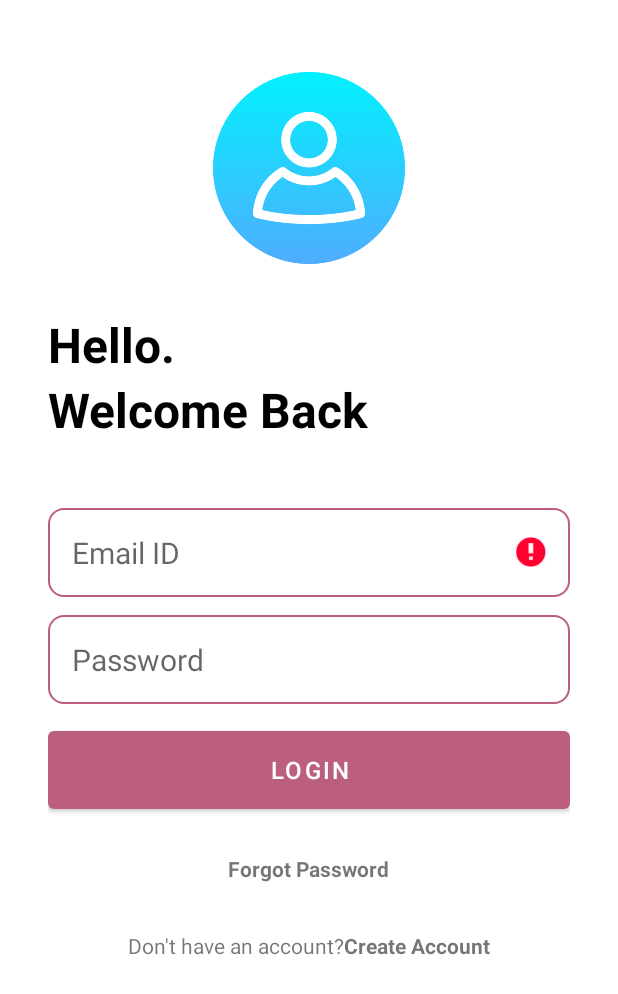
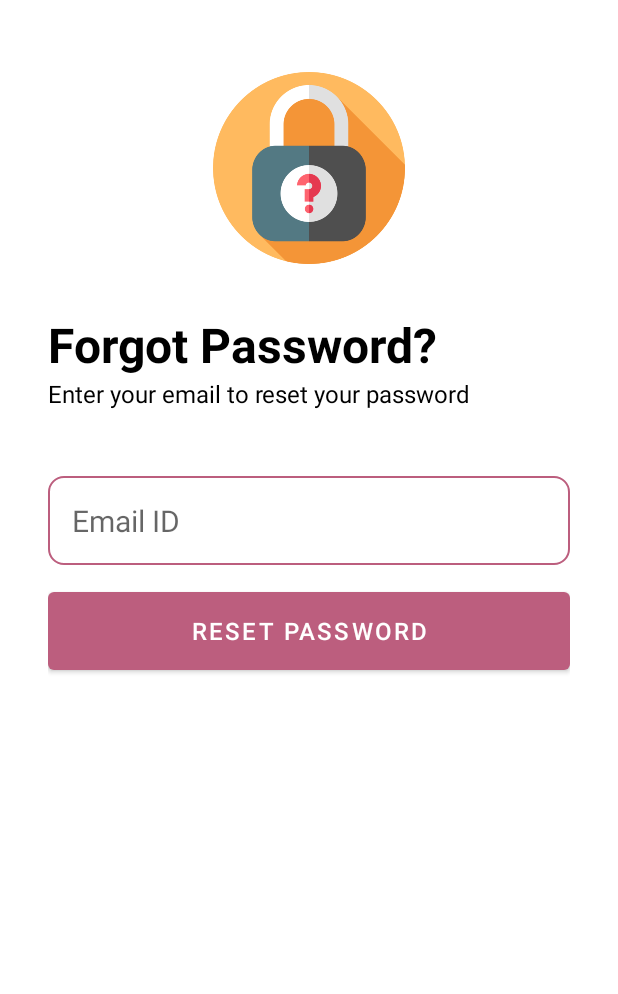
Before and after one commit to lchryu/FoodOrderApp, an Android app: the LoginActivity screen opened directly, with no data from a screen before it, after a tap on "Forgot Password", on a phone screen of 412 x 824 dp. Shown: the top 994 px of the screen. Run offline under Robolectric (Android 15) with nearby library versions, the phone set to English and light mode, and no system bars; our stand-ins replace Firebase (no records; nobody signed in at launch, a user with empty details on screens opened directly); 1 other tap on this screen came first.

Commit message:
create forgotPassword feature

```diff
--- a/app/src/main/AndroidManifest.xml
+++ b/app/src/main/AndroidManifest.xml
@@ -11,6 +11,9 @@
         android:supportsRtl="true"
         android:theme="@style/Theme.FoodOrderApp"
         tools:targetApi="31">
+        <activity
+            android:name=".account.ForgotPasswordActivity"
+            android:exported="false" />
         <activity
             android:name=".history_purchasing.HistoryPurchasingActivity"
             android:exported="false" />
--- a/app/src/main/java/com/example/foodorderapp/LoginActivity.java
+++ b/app/src/main/java/com/example/foodorderapp/LoginActivity.java
@@ -13,6 +13,7 @@ import android.widget.ProgressBar;
 import android.widget.TextView;
 import android.widget.Toast;
 
+import com.example.foodorderapp.account.ForgotPasswordActivity;
 import com.google.android.gms.tasks.OnCompleteListener;
 import com.google.android.gms.tasks.Task;
 import com.google.firebase.auth.AuthResult;
@@ -37,7 +38,8 @@ public class LoginActivity extends AppCompatActivity {
 
         loginBtn.setOnClickListener(v->loginUser());
         createAccountBtnTextView.setOnClickListener(v->startActivity(new Intent(LoginActivity.this, CreateAccountActivity.class)));
-        forgotPasswordBtnTextView.setOnClickListener(v->onClickForgotPassword());
+        forgotPasswordBtnTextView.setOnClickListener(v->startActivity(new Intent(LoginActivity.this, ForgotPasswordActivity.class)));
+//        forgotPasswordBtnTextView.setOnClickListener(v->onClickForgotPassword());
     }
 
     private void loginUser() {
@@ -51,20 +53,20 @@ public class LoginActivity extends AppCompatActivity {
         loginAccountInFirebase(email, password);
     }
 
-    public void onClickForgotPassword()
-    {
-        String email = emailEditText.getText().toString();
-        FirebaseAuth firebaseAuth = FirebaseAuth.getInstance();
-        firebaseAuth.sendPasswordResetEmail(email).addOnCompleteListener(new OnCompleteListener<Void>() {
-            @Override
-            public void onComplete(@NonNull Task<Void> task) {
-                if(task.isSuccessful())
-                {
-                    Toast.makeText(LoginActivity.this, "Email sent", Toast.LENGTH_SHORT).show();
-                }
-            }
-        });
-    }
+//    public void onClickForgotPassword()
+//    {
+//        String email = emailEditText.getText().toString();
+//        FirebaseAuth firebaseAuth = FirebaseAuth.getInstance();
+//        firebaseAuth.sendPasswordResetEmail(email).addOnCompleteListener(new OnCompleteListener<Void>() {
+//            @Override
+//            public void onComplete(@NonNull Task<Void> task) {
+//                if(task.isSuccessful())
+//                {
+//                    Toast.makeText(LoginActivity.this, "Email sent", Toast.LENGTH_SHORT).show();
+//                }
+//            }
+//        });
+//    }
 
     private void loginAccountInFirebase(String email, String password) {
         FirebaseAuth firebaseAuth = FirebaseAuth.getInstance();
--- /dev/null
+++ b/app/src/main/java/com/example/foodorderapp/account/ForgotPasswordActivity.java
@@ -0,0 +1,84 @@
+package com.example.foodorderapp.account;
+
+import androidx.annotation.NonNull;
+import androidx.appcompat.app.AppCompatActivity;
+
+import android.os.Bundle;
+import android.util.Patterns;
+import android.view.View;
+import android.widget.Button;
+import android.widget.EditText;
+import android.widget.ProgressBar;
+import android.widget.Toast;
+
+import com.example.foodorderapp.LoginActivity;
+import com.example.foodorderapp.R;
+import com.example.foodorderapp.Utility;
+import com.google.android.gms.tasks.OnCompleteListener;
+import com.google.android.gms.tasks.Task;
+import com.google.firebase.auth.FirebaseAuth;
+
+public class ForgotPasswordActivity extends AppCompatActivity {
+
+    EditText emailEditText;
+    Button forgotPasswordBtnTextView;
+    ProgressBar progressBar;
+
+    @Override
+    protected void onCreate(Bundle savedInstanceState) {
+        super.onCreate(savedInstanceState);
+        setContentView(R.layout.activity_forgot_password);
+
+        emailEditText = findViewById(R.id.email_edit_text);
+        forgotPasswordBtnTextView = findViewById(R.id.reset_password_btn);
+        progressBar = findViewById(R.id.progress_bar);
+
+
+        forgotPasswordBtnTextView.setOnClickListener(v -> forgotPassword());
+
+    }
+
+    private void forgotPassword() {
+        if (!validateData(emailEditText.getText().toString())) {
+            return;
+        }
+        onClickForgotPassword();
+    }
+
+    private void onClickForgotPassword() {
+        changeInProgress(true);
+        String email = emailEditText.getText().toString();
+        FirebaseAuth firebaseAuth = FirebaseAuth.getInstance();
+        firebaseAuth.sendPasswordResetEmail(email).addOnCompleteListener(new OnCompleteListener<Void>() {
+            @Override
+            public void onComplete(@NonNull Task<Void> task) {
+                changeInProgress(false);
+                if (task.isSuccessful()) {
+                    Utility.ShowToast(ForgotPasswordActivity.this, "Vui lòng kiểm tra email");
+                    finish();
+                } else {
+                    Utility.ShowToast(ForgotPasswordActivity.this, task.getException().getLocalizedMessage());
+                }
+            }
+        });
+    }
+
+    void changeInProgress(boolean inProgresss) {
+        if (inProgresss) {
+            progressBar.setVisibility(View.VISIBLE);
+            forgotPasswordBtnTextView.setVisibility(View.GONE);
+        } else {
+            progressBar.setVisibility(View.GONE);
+            forgotPasswordBtnTextView.setVisibility(View.VISIBLE);
+        }
+    }
+
+    boolean validateData(String email) {
+        // validate the data that are input by user
+        if (!Patterns.EMAIL_ADDRESS.matcher(email).matches()) {
+            emailEditText.setError("Email is invalid");
+            return false;
+        }
+        return true;
+    }
+}
--- /dev/null
+++ b/app/src/main/res/layout/activity_forgot_password.xml
@@ -0,0 +1,76 @@
+<?xml version="1.0" encoding="utf-8"?>
+<RelativeLayout xmlns:android="http://schemas.android.com/apk/res/android"
+    xmlns:tools="http://schemas.android.com/tools"
+    android:layout_width="match_parent"
+    android:layout_height="match_parent"
+    android:layout_marginHorizontal="32dp"
+    android:layout_marginVertical="16dp"
+    tools:context=".account.ForgotPasswordActivity">
+
+    <ImageView
+        android:id="@+id/forgot_password_icon"
+        android:layout_width="128dp"
+        android:layout_height="128dp"
+        android:layout_centerHorizontal="true"
+        android:layout_marginVertical="32dp"
+        android:src="@drawable/forgot_password" />
+
+    <LinearLayout
+        android:id="@+id/forgot_password_text"
+        android:layout_width="match_parent"
+        android:layout_height="wrap_content"
+        android:layout_below="@id/forgot_password_icon"
+        android:orientation="vertical">
+
+        <TextView
+            android:layout_width="match_parent"
+            android:layout_height="wrap_content"
+            android:text="Forgot Password?"
+            android:textColor="@color/black"
+            android:textSize="32sp"
+            android:textStyle="bold" />
+
+        <TextView
+            android:layout_width="match_parent"
+            android:layout_height="wrap_content"
+            android:text="Enter your email to reset your password"
+            android:textColor="@color/black"
+            android:textSize="16sp" />
+    </LinearLayout>
+
+    <LinearLayout
+        android:id="@+id/form_layout"
+        android:layout_width="match_parent"
+        android:layout_height="wrap_content"
+        android:layout_below="@+id/forgot_password_text"
+        android:layout_marginVertical="32dp"
+        android:orientation="vertical">
+
+        <EditText
+            android:id="@+id/email_edit_text"
+            android:layout_width="match_parent"
+            android:layout_height="wrap_content"
+            android:layout_marginTop="12dp"
+            android:background="@drawable/rounded_corner"
+            android:hint="Email ID"
+            android:inputType="textEmailAddress"
+            android:padding="16dp"
+            android:textSize="20sp" />
+
+        <com.google.android.material.button.MaterialButton
+            android:id="@+id/reset_password_btn"
+            android:layout_width="match_parent"
+            android:layout_height="64dp"
+            android:layout_marginTop="12dp"
+            android:text="Reset Password"
+            android:textSize="16sp" />
+
+        <ProgressBar
+            android:id="@+id/progress_bar"
+            android:layout_width="24dp"
+            android:layout_height="64dp"
+            android:layout_gravity="center"
+            android:visibility="gone" />
+    </LinearLayout>
+
+</RelativeLayout>
```
Also changed, not shown: app/src/main/res/drawable-v24/forgot_password.png (added).
